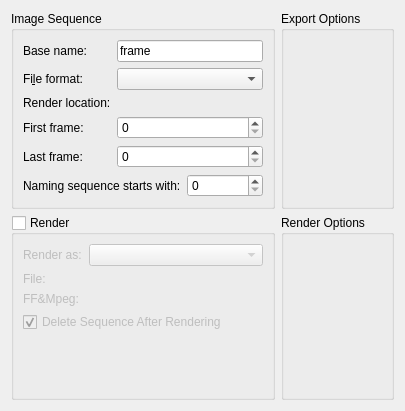
Old version of the form plugins/extensions/animationrenderer/wdg_animationrenderer.ui in the repository KDE/krita.
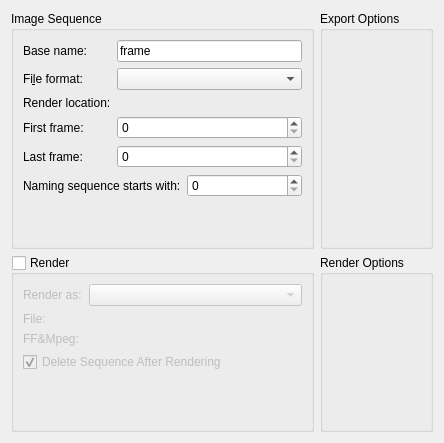
New version of the form. Custom widgets are drawn as their Qt base class.

Commit message:
Store and restore all the dialog settings
And make the delete sequence files option work.

What changed in the file:
```diff
--- a/plugins/extensions/animationrenderer/wdg_animationrenderer.ui
+++ b/plugins/extensions/animationrenderer/wdg_animationrenderer.ui
@@ -6,8 +6,8 @@
    <rect>
     <x>0</x>
     <y>0</y>
-    <width>405</width>
-    <height>411</height>
+    <width>444</width>
+    <height>443</height>
    </rect>
   </property>
   <property name="windowTitle">
@@ -146,6 +146,19 @@
         </item>
        </layout>
       </item>
+      <item>
+       <spacer name="verticalSpacer_2">
+        <property name="orientation">
+         <enum>Qt::Vertical</enum>
+        </property>
+        <property name="sizeHint" stdset="0">
+         <size>
+          <width>20</width>
+          <height>40</height>
+         </size>
+        </property>
+       </spacer>
+      </item>
      </layout>
     </widget>
    </item>
```
The commit also changes 3 other files.
